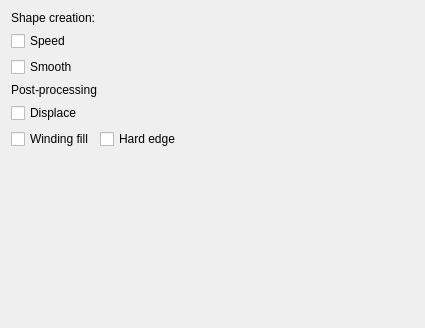
Old version of the form plugins/paintops/experiment/wdgexperimentoptions.ui in the repository KDE/krita.
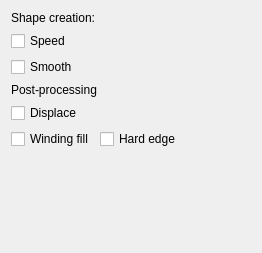
New version of the form. Custom widgets are drawn as their Qt base class.

```diff
--- a/plugins/paintops/experiment/wdgexperimentoptions.ui
+++ b/plugins/paintops/experiment/wdgexperimentoptions.ui
@@ -6,8 +6,8 @@
    <rect>
     <x>0</x>
     <y>0</y>
-    <width>425</width>
-    <height>328</height>
+    <width>262</width>
+    <height>253</height>
    </rect>
   </property>
   <property name="sizePolicy">
@@ -18,8 +18,8 @@
   </property>
   <property name="minimumSize">
    <size>
-    <width>425</width>
-    <height>290</height>
+    <width>100</width>
+    <height>100</height>
    </size>
   </property>
   <layout class="QVBoxLayout" name="verticalLayout_2">
@@ -129,8 +129,8 @@
      </property>
      <property name="sizeHint" stdset="0">
       <size>
-       <width>20</width>
-       <height>40</height>
+       <width>5</width>
+       <height>5</height>
       </size>
      </property>
     </spacer>
```
Left out of the diff: 6 changed lines with no effect on the pictures.
